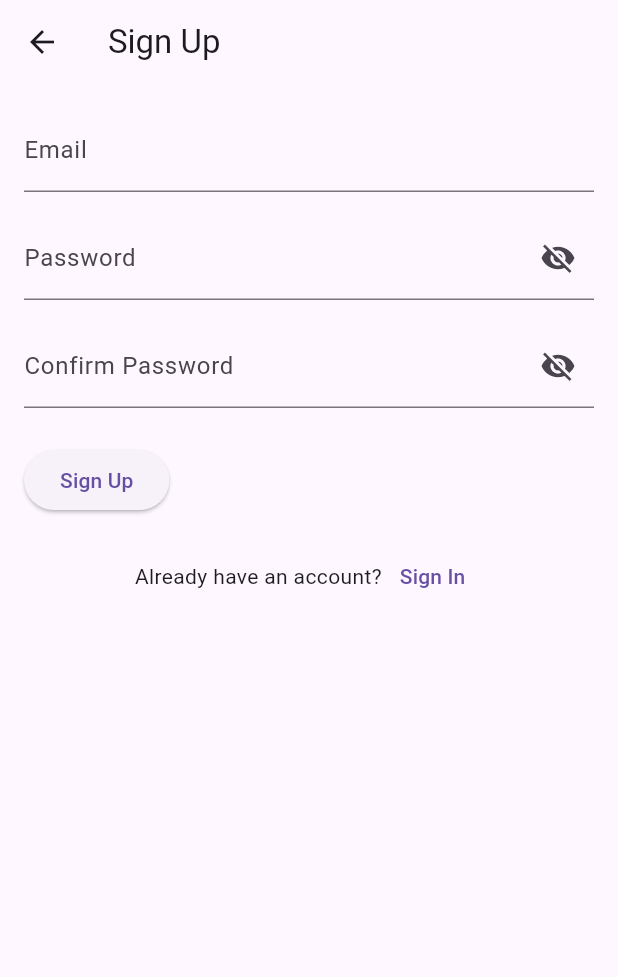
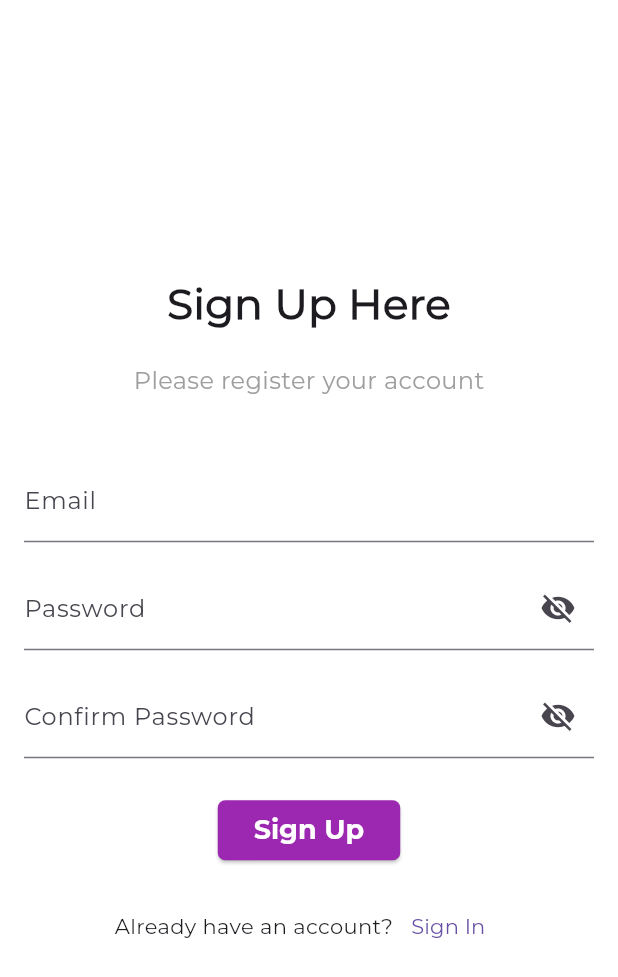
Before and after one commit to coder-aastha/nest-finder, a Flutter app: the screen it shows after launch, after a tap on "SKIP", after a tap on "Get Started", after a tap on "Sign Up", on a phone screen of 412 x 824 dp. Shown: the top 977 px of the screen. Run offline on Flutter 3.47's test engine with Material 3 defaults, Android fonts, the light colour scheme and no system bars; our stand-ins replace animated_splash_screen, smooth_page_indicator.

Commit message:
Font Style and Theme Data setup

```diff
--- a/lib/app.dart
+++ b/lib/app.dart
@@ -1,5 +1,6 @@
 import 'package:animated_splash_screen/animated_splash_screen.dart';
 import 'package:flutter/material.dart';
+import 'package:nest_finder/core/app_theme/app_theme.dart';
 import 'package:nest_finder/view/onboarding_view.dart';
 
 class MyApp extends StatelessWidget {
@@ -9,6 +10,7 @@ class MyApp extends StatelessWidget {
   Widget build(BuildContext context) {
     return MaterialApp(
       debugShowCheckedModeBanner: false,
+      theme: getApplicationTheme(),
       home: AnimatedSplashScreen(
         splash: 'assets/images/splash_screen/nestfinder_animated_logo.gif',
         splashIconSize: 1500.0,
--- /dev/null
+++ b/lib/core/app_theme/app_theme.dart
@@ -0,0 +1,38 @@
+import 'package:flutter/material.dart';
+
+ThemeData getApplicationTheme() {
+  return ThemeData(
+    // primarySwatch: Colors.purple,
+    scaffoldBackgroundColor: Colors.white,
+    fontFamily: "Montserrat Regular",
+    elevatedButtonTheme: ElevatedButtonThemeData(
+      style: ElevatedButton.styleFrom(
+        textStyle: const TextStyle(
+            fontSize: 18,
+            color: Colors.white,
+            fontWeight: FontWeight.w500,
+            fontFamily: "Montserrat Bold"),
+        backgroundColor: Colors.purple,
+        shape: RoundedRectangleBorder(
+          borderRadius: BorderRadius.circular(5),
+        ),
+      ),
+    ),
+    // Change text field theme
+    // inputDecorationTheme: const InputDecorationTheme(
+    //   contentPadding: EdgeInsets.all(15),
+    //   border: OutlineInputBorder(),
+    //   labelStyle: TextStyle(
+    //     fontSize: 20,
+    //   ),
+    //   errorBorder: OutlineInputBorder(
+    //     borderSide: BorderSide(
+    //       color: Colors.red,
+    //     ),
+    //   ),
+    //   focusedBorder: OutlineInputBorder(
+    //     borderSide: BorderSide(color: Color(0x000ff000)),
+    //   ),
+    // ),
+  );
+}
--- a/lib/view/login_page_view.dart
+++ b/lib/view/login_page_view.dart
@@ -1,5 +1,6 @@
 import 'package:flutter/material.dart';
 import 'package:nest_finder/view/signup_page_view.dart'; // Import SignUpPageView to check stored credentials
+
 import 'home_page_view.dart'; // Import HomePageView to navigate after successful login
 
 class LoginPageView extends StatefulWidget {
@@ -20,10 +21,8 @@ class LoginPageViewState extends State<LoginPageView> {
   @override
   Widget build(BuildContext context) {
     return Scaffold(
-      appBar: AppBar(
-        title: const Text('Login'),
-      ),
-      body: Padding(
+      body: Center(
+        child: Padding(
           padding: const EdgeInsets.all(16.0),
           child: SingleChildScrollView(
             child: Column(
@@ -43,7 +42,6 @@ class LoginPageViewState extends State<LoginPageView> {
                   style: TextStyle(fontSize: 16, color: Colors.grey),
                 ),
                 const SizedBox(height: 40),
-
                 Form(
                   key: _formKey,
                   child: Column(
@@ -65,7 +63,9 @@ class LoginPageViewState extends State<LoginPageView> {
                           if (value == null || value.isEmpty) {
                             return 'Please enter an email';
                           }
-                        if (!RegExp(r'^[a-zA-Z0-9._%+-]+@[a-zA0-9.-]+\.[a-zA-Z]{2,}$').hasMatch(value)) {
+                          if (!RegExp(
+                                  r'^[a-zA-Z0-9._%+-]+@[a-zA0-9.-]+\.[a-zA-Z]{2,}$')
+                              .hasMatch(value)) {
                             return 'Please enter a valid email';
                           }
                           return null;
@@ -113,7 +113,8 @@ class LoginPageViewState extends State<LoginPageView> {
                           padding: const EdgeInsets.only(bottom: 20.0),
                           child: Text(
                             _errorMessage!,
-                          style: const TextStyle(color: Colors.red, fontSize: 14),
+                            style: const TextStyle(
+                                color: Colors.red, fontSize: 14),
                           ),
                         ),
 
@@ -128,7 +129,7 @@ class LoginPageViewState extends State<LoginPageView> {
                         ),
                         child: const Text(
                           'Login',
-                        style: TextStyle(fontSize: 16),
+                          style: TextStyle(fontSize: 16, color: Colors.white),
                         ),
                       ),
                       const SizedBox(height: 20),
@@ -143,7 +144,9 @@ class LoginPageViewState extends State<LoginPageView> {
                               // Navigate to Sign Up Page
                               Navigator.push(
                                 context,
-                              MaterialPageRoute(builder: (context) => const SignUpPageView()),
+                                MaterialPageRoute(
+                                    builder: (context) =>
+                                        const SignUpPageView()),
                               );
                             },
                             child: const Text(
@@ -157,6 +160,7 @@ class LoginPageViewState extends State<LoginPageView> {
                   ),
                 ),
               ],
+            ),
           ),
         ),
       ),
--- a/lib/view/onboarding_view.dart
+++ b/lib/view/onboarding_view.dart
@@ -127,7 +127,7 @@ class _OnboardingViewState extends State<OnboardingView> {
                 },
                 child: const Text(
                   "Get Started",
-                  style: TextStyle(fontSize: 24, color: Colors.white),
+                  style: TextStyle(fontSize: 24, color: Colors.white, fontFamily: "Montserrat Bold"),
                 ),
               ),
             )
--- a/lib/view/signup_page_view.dart
+++ b/lib/view/signup_page_view.dart
@@ -11,7 +11,8 @@ class SignUpPageView extends StatefulWidget {
 class SignUpPageViewState extends State<SignUpPageView> {
   final TextEditingController emailController = TextEditingController();
   final TextEditingController passwordController = TextEditingController();
-  final TextEditingController confirmPasswordController = TextEditingController();
+  final TextEditingController confirmPasswordController =
+      TextEditingController();
 
   bool isPasswordVisible = false;
   bool isConfirmPasswordVisible = false;
@@ -23,14 +24,31 @@ class SignUpPageViewState extends State<SignUpPageView> {
   @override
   Widget build(BuildContext context) {
     return Scaffold(
-      appBar: AppBar(
-        title: const Text('Sign Up'),
-      ),
-      body: Padding(
+      body: SafeArea(
+        child: Padding(
           padding: const EdgeInsets.all(16.0),
+          child: Center(
             child: Column(
               crossAxisAlignment: CrossAxisAlignment.start,
+              mainAxisAlignment: MainAxisAlignment.center,
               children: [
+                const Center(
+                  child: Text(
+                      'Sign Up Here',
+                      style: TextStyle(
+                        fontSize: 28,
+                        fontWeight: FontWeight.bold,
+                      ),
+                    ),
+                ),
+                const SizedBox(height: 20,),
+                const Center(
+                  child: Text(
+                    'Please register your account',
+                    style: TextStyle(fontSize: 16, color: Colors.grey),
+                  ),
+                ),
+                const SizedBox(height: 40),
                 // Email Field
                 TextField(
                   controller: emailController,
@@ -46,7 +64,9 @@ class SignUpPageViewState extends State<SignUpPageView> {
                     labelText: 'Password',
                     suffixIcon: IconButton(
                       icon: Icon(
-                    isPasswordVisible ? Icons.visibility : Icons.visibility_off,
+                        isPasswordVisible
+                            ? Icons.visibility
+                            : Icons.visibility_off,
                       ),
                       onPressed: () {
                         setState(() {
@@ -66,7 +86,9 @@ class SignUpPageViewState extends State<SignUpPageView> {
                     labelText: 'Confirm Password',
                     suffixIcon: IconButton(
                       icon: Icon(
-                    isConfirmPasswordVisible ? Icons.visibility : Icons.visibility_off,
+                        isConfirmPasswordVisible
+                            ? Icons.visibility
+                            : Icons.visibility_off,
                       ),
                       onPressed: () {
                         setState(() {
@@ -79,9 +101,11 @@ class SignUpPageViewState extends State<SignUpPageView> {
                 const SizedBox(height: 24),
 
                 // Sign Up Button
-            ElevatedButton(
+                Center(
+                  child: ElevatedButton(
                     onPressed: () {
-                if (passwordController.text == confirmPasswordController.text) {
+                      if (passwordController.text ==
+                          confirmPasswordController.text) {
                         // Store the email and password in memory
                         setState(() {
                           registeredEmail = emailController.text;
@@ -89,7 +113,8 @@ class SignUpPageViewState extends State<SignUpPageView> {
                         });
 
                         ScaffoldMessenger.of(context).showSnackBar(
-                    const SnackBar(content: Text('Registered successfully!')),
+                          const SnackBar(
+                              content: Text('Registered successfully!')),
                         );
 
                         // Navigate back to LoginPageView
@@ -103,11 +128,13 @@ class SignUpPageViewState extends State<SignUpPageView> {
                         });
                       } else {
                         ScaffoldMessenger.of(context).showSnackBar(
-                    const SnackBar(content: Text('Passwords do not match!')),
+                          const SnackBar(
+                              content: Text('Passwords do not match!')),
                         );
                       }
                     },
-              child: const Text('Sign Up'),
+                    child: const Text('Sign Up',style: TextStyle(color: Colors.white),),
+                  ),
                 ),
                 const SizedBox(height: 16),
 
@@ -120,7 +147,8 @@ class SignUpPageViewState extends State<SignUpPageView> {
                       onPressed: () {
                         Navigator.pushReplacement(
                           context,
-                      MaterialPageRoute(builder: (context) => const LoginPageView()),
+                          MaterialPageRoute(
+                              builder: (context) => const LoginPageView()),
                         );
                       },
                       child: const Text('Sign In'),
@@ -130,6 +158,8 @@ class SignUpPageViewState extends State<SignUpPageView> {
               ],
             ),
           ),
+        ),
+      ),
     );
   }
 }
```
Also changed, not shown: pubspec.yaml (+10 -4 lines), assets/fonts/Montserrat-Bold.ttf (added), assets/fonts/Montserrat-Italic.ttf (added), assets/fonts/Montserrat-Regular.ttf (added), pubspec.lock, 2 other files. Lines whose indentation alone changed are shown as unchanged.
